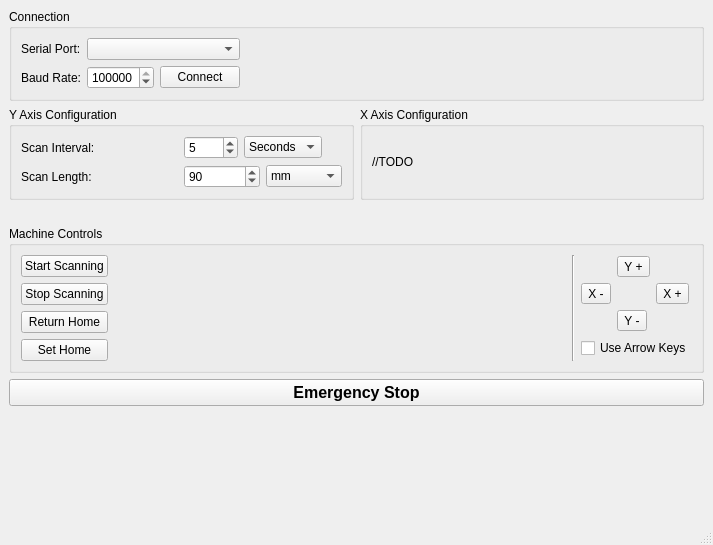
First picture: the form in touch-o-matic.ui, repository westphallm1/TouchOMaticController, before the edit.
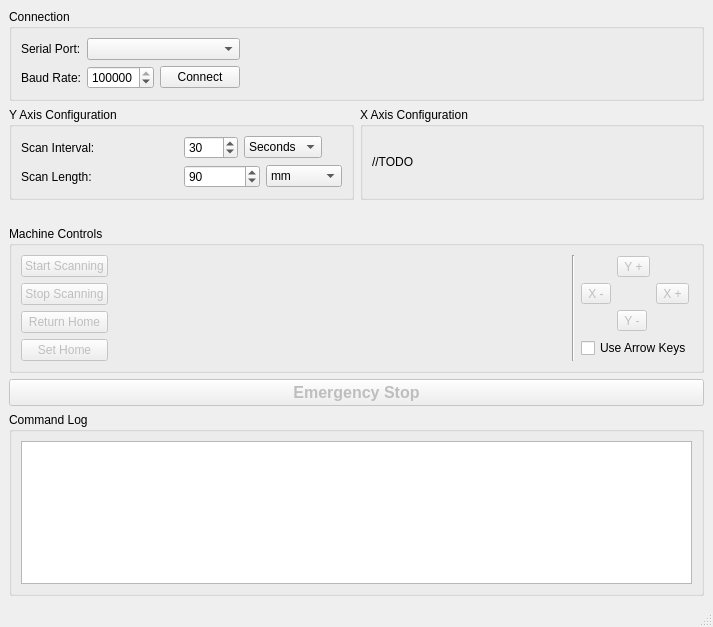
Second picture: the form after the edit.

```diff
--- a/touch-o-matic.ui
+++ b/touch-o-matic.ui
@@ -7,7 +7,7 @@
     <x>0</x>
     <y>0</y>
     <width>713</width>
-    <height>545</height>
+    <height>627</height>
    </rect>
   </property>
   <property name="windowTitle">
@@ -120,7 +120,7 @@
               <number>3600</number>
              </property>
              <property name="value">
-              <number>5</number>
+              <number>30</number>
              </property>
             </widget>
            </item>
@@ -219,24 +219,28 @@
        <number>0</number>
       </property>
       <item row="2" column="0">
-       <spacer name="verticalSpacer">
-        <property name="orientation">
-         <enum>Qt::Vertical</enum>
+       <widget class="QPushButton" name="emergencyStop">
+        <property name="enabled">
+         <bool>false</bool>
         </property>
-        <property name="sizeHint" stdset="0">
-         <size>
-          <width>20</width>
-          <height>40</height>
-         </size>
+        <property name="font">
+         <font>
+          <pointsize>12</pointsize>
+          <weight>75</weight>
+          <bold>true</bold>
+         </font>
         </property>
-       </spacer>
+        <property name="text">
+         <string>Emergency Stop</string>
+        </property>
+       </widget>
       </item>
       <item row="0" column="0">
        <widget class="QGroupBox" name="groupBox_4">
         <property name="title">
          <string>Machine Controls</string>
         </property>
-        <layout class="QVBoxLayout" name="verticalLayout_2">
+        <layout class="QHBoxLayout" name="horizontalLayout_6">
          <item>
           <layout class="QHBoxLayout" name="horizontalLayout_5">
            <property name="bottomMargin">
@@ -249,6 +253,9 @@
              </property>
              <item row="0" column="0">
               <widget class="QPushButton" name="startScan">
+               <property name="enabled">
+                <bool>false</bool>
+               </property>
                <property name="text">
                 <string>Start Scanning</string>
                </property>
@@ -256,6 +263,9 @@
              </item>
              <item row="2" column="0">
               <widget class="QPushButton" name="goHome">
+               <property name="enabled">
+                <bool>false</bool>
+               </property>
                <property name="text">
                 <string>Return Home</string>
                </property>
@@ -263,6 +273,9 @@
              </item>
              <item row="1" column="0">
               <widget class="QPushButton" name="stopScan">
+               <property name="enabled">
+                <bool>false</bool>
+               </property>
                <property name="text">
                 <string>Stop Scanning</string>
                </property>
@@ -270,6 +283,9 @@
              </item>
              <item row="3" column="0">
               <widget class="QPushButton" name="setHome">
+               <property name="enabled">
+                <bool>false</bool>
+               </property>
                <property name="text">
                 <string>Set Home</string>
                </property>
@@ -306,6 +322,9 @@
               <layout class="QGridLayout" name="gridLayout_8">
                <item row="2" column="1">
                 <widget class="QToolButton" name="yMinus">
+                 <property name="enabled">
+                  <bool>false</bool>
+                 </property>
                  <property name="text">
                   <string>Y -</string>
                  </property>
@@ -313,6 +332,9 @@
                </item>
                <item row="0" column="1">
                 <widget class="QToolButton" name="yPlus">
+                 <property name="enabled">
+                  <bool>false</bool>
+                 </property>
                  <property name="text">
                   <string>Y +</string>
                  </property>
@@ -326,6 +348,9 @@
                </item>
                <item row="1" column="2">
                 <widget class="QToolButton" name="xPlus">
+                 <property name="enabled">
+                  <bool>false</bool>
+                 </property>
                  <property name="text">
                   <string>X +</string>
                  </property>
@@ -333,6 +358,9 @@
                </item>
                <item row="1" column="0">
                 <widget class="QToolButton" name="xMinus">
+                 <property name="enabled">
+                  <bool>false</bool>
+                 </property>
                  <property name="text">
                   <string>X -</string>
                  </property>
@@ -354,18 +382,28 @@
         </layout>
        </widget>
       </item>
-      <item row="1" column="0">
-       <widget class="QPushButton" name="emergencyStop">
-        <property name="font">
-         <font>
-          <pointsize>12</pointsize>
-          <weight>75</weight>
-          <bold>true</bold>
-         </font>
+      <item row="3" column="0">
+       <widget class="QGroupBox" name="groupBox_5">
+        <property name="title">
+         <string>Command Log</string>
         </property>
-        <property name="text">
-         <string>Emergency Stop</string>
-        </property>
+        <layout class="QHBoxLayout" name="horizontalLayout_7">
+         <item>
+          <widget class="QPlainTextEdit" name="commandLog">
+           <property name="enabled">
+            <bool>true</bool>
+           </property>
+           <property name="font">
+            <font>
+             <family>Monospace</family>
+            </font>
+           </property>
+           <property name="readOnly">
+            <bool>true</bool>
+           </property>
+          </widget>
+         </item>
+        </layout>
        </widget>
       </item>
      </layout>
```
Left out of the diff: 6 changed lines with no effect on the pictures.
